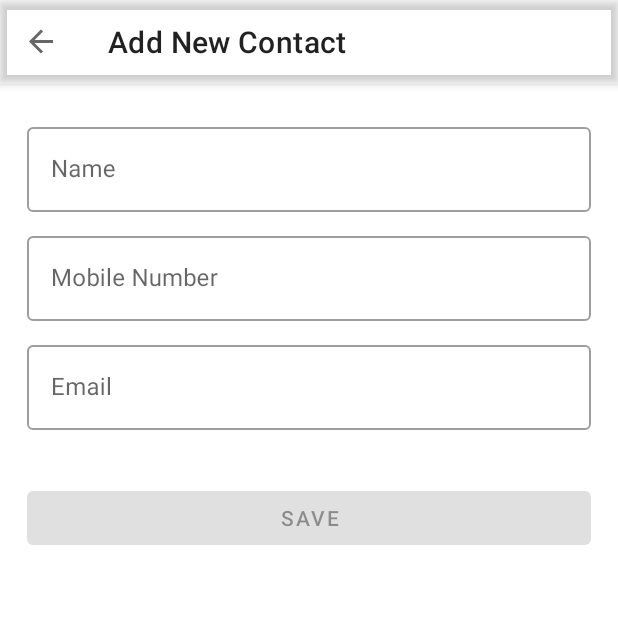
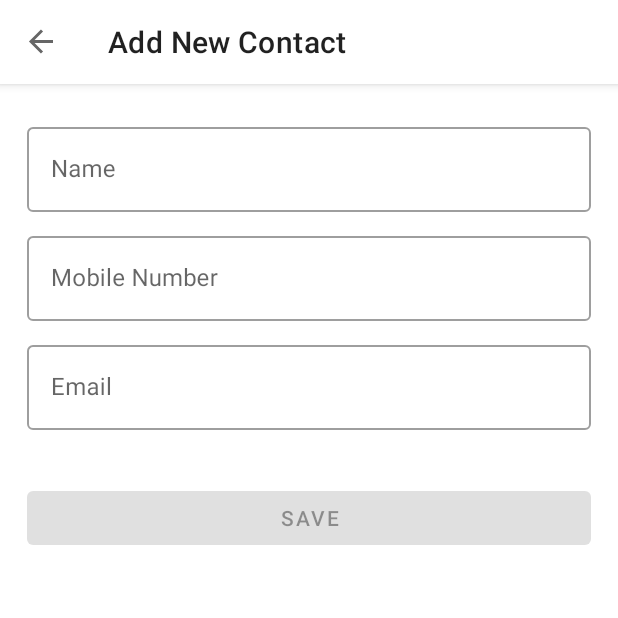
Before and after one commit to shivaprasad-bhat/Contact-Saver, an Android app: the screen it shows after launch (ContactActivity), after a tap on an icon or button, on a phone screen of 412 x 824 dp, the top half of it. Run offline under Robolectric (Android 15) with nearby library versions, the phone set to English and light mode, and no system bars; our stand-ins replace Dagger/Hilt's generated code, Timber, data binding, navigation-ui; libraries missing offline, so code that uses them is left out: net.sqlcipher.database; 5 statements that could not run were skipped.

Commit message:
fix(design): Fix shadow and padding issue.
Signed-off-by: AmanKamani <kamaniamanak@gmail.com>

```diff
--- a/app/src/main/res/layout/fragment_home.xml
+++ b/app/src/main/res/layout/fragment_home.xml
@@ -13,7 +13,6 @@
     <androidx.constraintlayout.widget.ConstraintLayout
         android:layout_width="match_parent"
         android:layout_height="match_parent"
-        android:padding="@dimen/screen_padding"
         tools:context=".ui.HomeFragment">
 
         <androidx.recyclerview.widget.RecyclerView
@@ -30,6 +29,7 @@
             android:layout_height="wrap_content"
             android:onClick="@{()-> homeViewModel.navigateToCreateContact()}"
             android:src="@drawable/ic_add"
+            android:layout_margin="@dimen/_10dp"
             app:layout_constraintBottom_toBottomOf="parent"
             app:layout_constraintEnd_toEndOf="parent"
             app:layout_constraintHorizontal_bias="1.0"
--- a/app/src/main/res/layout/layout_header.xml
+++ b/app/src/main/res/layout/layout_header.xml
@@ -2,7 +2,7 @@
 <com.google.android.material.appbar.AppBarLayout xmlns:android="http://schemas.android.com/apk/res/android"
     android:layout_width="match_parent"
     android:layout_height="?attr/actionBarSize"
-    android:background="@android:color/transparent">
+    android:background="@color/white">
 
     <androidx.appcompat.widget.Toolbar
         android:id="@+id/toolBar"
```
